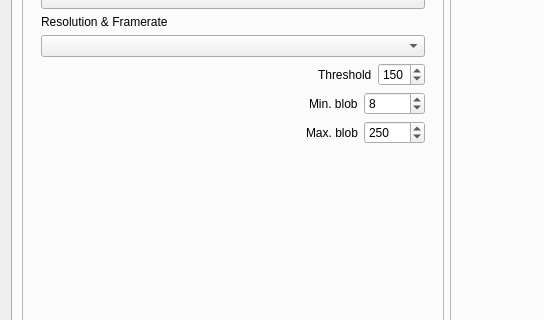
uglyDwarf/linuxtrack, file branches/michal/src/qt_gui/ltr.ui: the form before one commit; both pictures show x 0 to 544 and y 154 to 474 of the 763 by 627 pixel window.
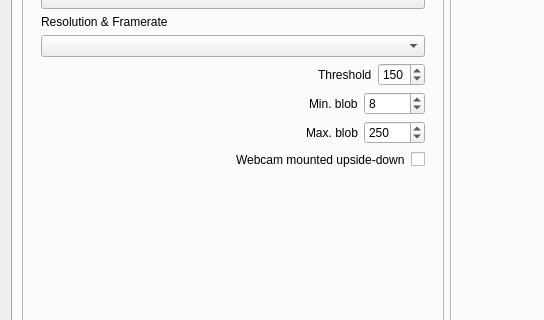
The form after the commit. The open tabs and pages were chosen to show the change. Icons and pictures are not drawn.

Commit message: Added option making built-in upside down mounted webcams usable. Fixed segfault when changed to camera view after tracking stopped.

What changed in the file:
```diff
--- a/branches/michal/src/qt_gui/ltr.ui
+++ b/branches/michal/src/qt_gui/ltr.ui
@@ -224,6 +224,37 @@
                     </item>
                    </layout>
                   </item>
+                  <item>
+                   <layout class="QHBoxLayout" name="horizontalLayout_22">
+                    <item>
+                     <spacer name="horizontalSpacer_11">
+                      <property name="orientation">
+                       <enum>Qt::Horizontal</enum>
+                      </property>
+                      <property name="sizeHint" stdset="0">
+                       <size>
+                        <width>40</width>
+                        <height>20</height>
+                       </size>
+                      </property>
+                     </spacer>
+                    </item>
+                    <item>
+                     <widget class="QLabel" name="label_6">
+                      <property name="text">
+                       <string>Webcam mounted upside-down</string>
+                      </property>
+                     </widget>
+                    </item>
+                    <item>
+                     <widget class="QCheckBox" name="FlipWebcam">
+                      <property name="text">
+                       <string/>
+                      </property>
+                     </widget>
+                    </item>
+                   </layout>
+                  </item>
                   <item>
                    <spacer name="verticalSpacer">
                     <property name="orientation">
```
The commit also changes 4 other files.
